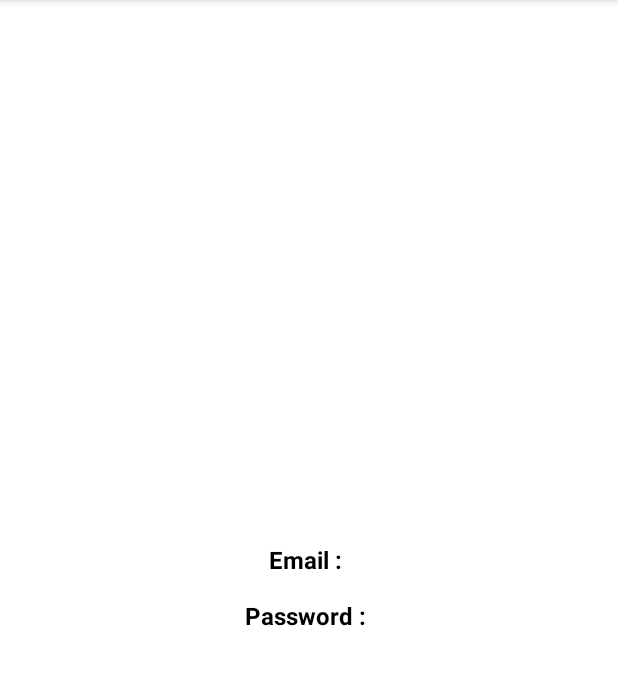
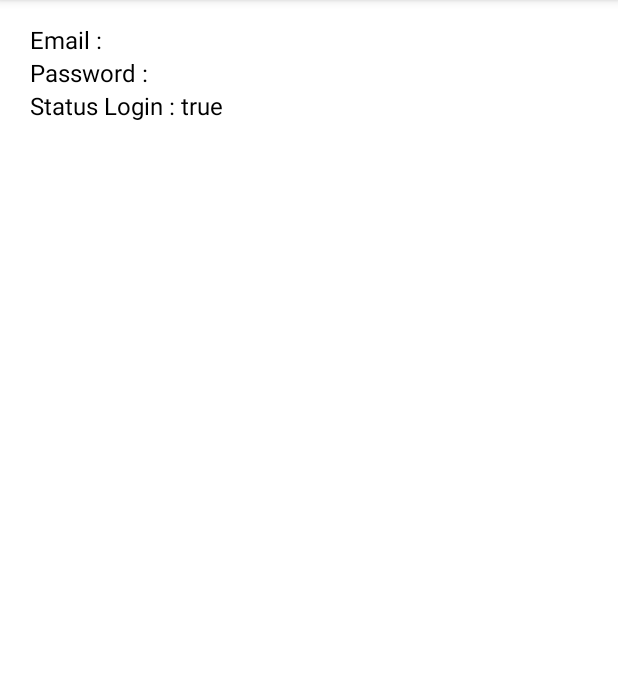
Before and after one commit to fadlanam30/ActivitySample, an Android app: the screen it shows after launch (HomePage), after a tap on "LOGIN", on a phone screen of 412 x 824 dp, the part 84-769 px from its top. Run offline under Robolectric (Android 15) with nearby library versions, the phone set to English and light mode, and no system bars.

Commit message:
Parcelable

```diff
--- a/app/src/main/java/com/inditech/intentsample/HomePage.kt
+++ b/app/src/main/java/com/inditech/intentsample/HomePage.kt
@@ -7,25 +7,25 @@ import android.widget.TextView
 class HomePage : AppCompatActivity() {
 
     companion object {
-        const val EXTRA_EMAIL = "extra_email"
-        const val EXTRA_PASSWORD = "extra_password"
+        const val EXTRA_LOGIN = "extra_login"
     }
 
-    private lateinit var tvResultRec: TextView
-    private lateinit var tvResultRec2: TextView
-
+    private lateinit var tvResultEmail : TextView
+    private lateinit var tvResultPassword : TextView
+    private lateinit var tvResultStatus : TextView
 
     override fun onCreate(savedInstanceState: Bundle?) {
         super.onCreate(savedInstanceState)
         setContentView(R.layout.activity_home_page)
 
-        tvResultRec = findViewById(R.id.tvResultRec)
-        tvResultRec2 = findViewById(R.id.tvResultRec2)
+        tvResultEmail = findViewById(R.id.tv_ResultEmail)
+        tvResultPassword = findViewById(R.id.tv_ResultPassword)
+        tvResultStatus = findViewById(R.id.tv_ResultStatus)
+        val login = intent.getParcelableExtra<Login>(EXTRA_LOGIN) as Login
 
-        val email = intent.getStringExtra(EXTRA_EMAIL)!!
-        val password = intent.getStringExtra(EXTRA_PASSWORD)!!
+        tvResultEmail.text = "Email : ${login.email}"
+        tvResultPassword.text = "Password : ${login.password}"
+        tvResultStatus.text = "Status Login : ${login.statusLogin}"
 
-        tvResultRec.setText("Email : $email")
-        tvResultRec2.setText("Password : $password")
     }
 }
--- /dev/null
+++ b/app/src/main/java/com/inditech/intentsample/Login.kt
@@ -0,0 +1,37 @@
+package com.inditech.intentsample
+
+import android.os.Parcel
+import android.os.Parcelable
+
+data class Login (
+    val email: String?,
+    val password: String?,
+    val statusLogin: Boolean?,
+) : Parcelable {
+
+    constructor(parcel: Parcel) : this(
+        parcel.readString(),
+        parcel.readString(),
+        parcel.readValue(Boolean::class.java.classLoader) as? Boolean,
+    )
+
+    override fun writeToParcel(parcel: Parcel, flags: Int) {
+        parcel.writeString(email)
+        parcel.writeString(password)
+        parcel.writeValue(statusLogin)
+    }
+
+    override fun describeContents(): Int {
+        return 0
+    }
+
+    companion object CREATOR : Parcelable.Creator<Login> {
+        override fun createFromParcel(parcel: Parcel): Login {
+            return Login(parcel)
+        }
+
+        override fun newArray(size: Int): Array<Login?> {
+            return arrayOfNulls(size)
+        }
+    }
+}
--- a/app/src/main/java/com/inditech/intentsample/MainActivity.kt
+++ b/app/src/main/java/com/inditech/intentsample/MainActivity.kt
@@ -9,34 +9,33 @@ import android.widget.EditText
 import android.widget.TextView
 
 class MainActivity : AppCompatActivity() {
-    private lateinit var edEmail: EditText
+    private lateinit var edtEmail: EditText
     private lateinit var edtPassword: EditText
     private lateinit var btnLogin: Button
-    private lateinit var tvResult: TextView
-    private lateinit var tvResult2: TextView
     private lateinit var intentActivity: Intent
+
 
     override fun onCreate(savedInstanceState: Bundle?) {
         super.onCreate(savedInstanceState)
         setContentView(R.layout.activity_main)
 
-        edEmail = findViewById(R.id.edEmail)
+        edtEmail = findViewById(R.id.edEmail)
         edtPassword = findViewById(R.id.edPassword)
         btnLogin = findViewById(R.id.btnLogin)
-        tvResult = findViewById(R.id.tvResult)
-        tvResult2 = findViewById(R.id.tvResult2)
+
         intentActivity = Intent(this@MainActivity, HomePage::class.java)
 
         btnLogin.setOnClickListener {
-            tvResult.visibility = View.VISIBLE
-            tvResult.text = edEmail.text
-            tvResult2.visibility = View.VISIBLE
-            tvResult2.text = edtPassword.text
 
-            intentActivity.putExtra(HomePage.EXTRA_EMAIL, edEmail.text.toString())
-            intentActivity.putExtra(HomePage.EXTRA_PASSWORD, edtPassword.text.toString())
+            val loginObject = Login(
+                edtEmail.text.toString(),
+                edtPassword.text.toString(),
+                true
+            )
 
+            intentActivity.putExtra(HomePage.EXTRA_LOGIN, loginObject)
             startActivity(intentActivity)
+
         }
 
     }
--- a/app/src/main/res/layout/activity_home_page.xml
+++ b/app/src/main/res/layout/activity_home_page.xml
@@ -4,28 +4,36 @@
     xmlns:tools="http://schemas.android.com/tools"
     android:layout_width="match_parent"
     android:layout_height="match_parent"
-    android:gravity="center"
-    android:orientation="vertical"
     tools:context=".HomePage">
 
+    <LinearLayout
+        android:layout_width="match_parent"
+        android:layout_height="wrap_content"
+        android:paddingLeft="20dp"
+        android:paddingTop="15dp"
+        android:orientation="vertical" >
         <TextView
-        android:id="@+id/tvResultRec"
+            android:id="@+id/tv_ResultEmail"
             android:layout_width="wrap_content"
             android:layout_height="wrap_content"
-        android:layout_marginTop="15dp"
-        android:text="Email : "
+            android:text="@string/email"
             android:textColor="@color/black"
-        android:textSize="16sp"
-        android:textStyle="bold"/>
-
+            android:textSize="16sp" />
         <TextView
-        android:id="@+id/tvResultRec2"
+            android:id="@+id/tv_ResultPassword"
             android:layout_width="wrap_content"
             android:layout_height="wrap_content"
-        android:layout_marginTop="15dp"
-        android:text="Password : "
+            android:text="@string/password"
             android:textColor="@color/black"
-        android:textSize="16sp"
-        android:textStyle="bold" />
+            android:textSize="16sp" />
+        <TextView
+            android:id="@+id/tv_ResultStatus"
+            android:layout_width="wrap_content"
+            android:layout_height="wrap_content"
+            android:text="@string/status_login"
+            android:textColor="@color/black"
+            android:textSize="16sp" />
+    </LinearLayout>
+
 
 </androidx.appcompat.widget.LinearLayoutCompat>
--- a/app/src/main/res/values/strings.xml
+++ b/app/src/main/res/values/strings.xml
@@ -1,7 +1,9 @@
 <resources>
     <string name="app_name">IntentSample</string>
-    <string name="password">Password</string>
     <string name="email_address">Email</string>
     <string name="login">Login</string>
     <string name="result">Result</string>
+    <string name="email">Email :</string>
+    <string name="password">Password :</string>
+    <string name="status_login">Status Login :</string>
 </resources>
```
Also changed, not shown: app/src/main/res/layout/activity_main.xml (+0 -27 lines). Lines whose indentation alone changed are shown as unchanged.
